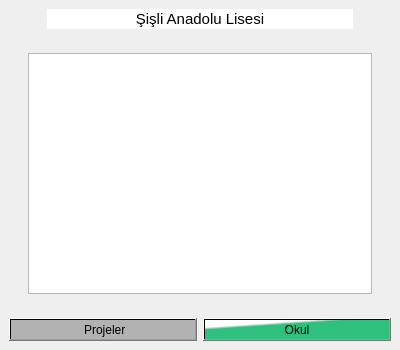
Before: the Qt Designer form okul.ui in Sisli-Anadolu-Lisesi-Yazilim-Grubu/tubitak-sal-android, drawn with Qt 5.
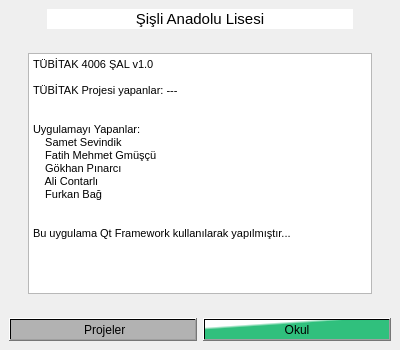
After: the same form once the commit is applied. Icons and pictures are not drawn.

Diff of the .ui file:
```diff
--- a/okul.ui
+++ b/okul.ui
@@ -111,7 +111,28 @@
        </spacer>
       </item>
       <item>
-       <widget class="QTextBrowser" name="textBrowser"/>
+       <widget class="QTextBrowser" name="textBrowser">
+        <property name="html">
+         <string>&lt;!DOCTYPE HTML PUBLIC &quot;-//W3C//DTD HTML 4.0//EN&quot; &quot;http://www.w3.org/TR/REC-html40/strict.dtd&quot;&gt;
+&lt;html&gt;&lt;head&gt;&lt;meta name=&quot;qrichtext&quot; content=&quot;1&quot; /&gt;&lt;style type=&quot;text/css&quot;&gt;
+p, li { white-space: pre-wrap; }
+&lt;/style&gt;&lt;/head&gt;&lt;body style=&quot; font-family:'MS Shell Dlg 2'; font-size:8.25pt; font-weight:400; font-style:normal;&quot;&gt;
+&lt;p style=&quot; margin-top:0px; margin-bottom:0px; margin-left:0px; margin-right:0px; -qt-block-indent:0; text-indent:0px;&quot;&gt;TÜBİTAK 4006 ŞAL v1.0&lt;/p&gt;
+&lt;p style=&quot;-qt-paragraph-type:empty; margin-top:0px; margin-bottom:0px; margin-left:0px; margin-right:0px; -qt-block-indent:0; text-indent:0px;&quot;&gt;&lt;br /&gt;&lt;/p&gt;
+&lt;p style=&quot; margin-top:0px; margin-bottom:0px; margin-left:0px; margin-right:0px; -qt-block-indent:0; text-indent:0px;&quot;&gt;TÜBİTAK Projesi yapanlar: ---&lt;/p&gt;
+&lt;p style=&quot;-qt-paragraph-type:empty; margin-top:0px; margin-bottom:0px; margin-left:0px; margin-right:0px; -qt-block-indent:0; text-indent:0px;&quot;&gt;&lt;br /&gt;&lt;/p&gt;
+&lt;p style=&quot;-qt-paragraph-type:empty; margin-top:0px; margin-bottom:0px; margin-left:0px; margin-right:0px; -qt-block-indent:0; text-indent:0px;&quot;&gt;&lt;br /&gt;&lt;/p&gt;
+&lt;p style=&quot; margin-top:0px; margin-bottom:0px; margin-left:0px; margin-right:0px; -qt-block-indent:0; text-indent:0px;&quot;&gt;Uygulamayı Yapanlar:&lt;/p&gt;
+&lt;p style=&quot; margin-top:0px; margin-bottom:0px; margin-left:0px; margin-right:0px; -qt-block-indent:0; text-indent:0px;&quot;&gt;    Samet Sevindik &lt;/p&gt;
+&lt;p style=&quot; margin-top:0px; margin-bottom:0px; margin-left:0px; margin-right:0px; -qt-block-indent:0; text-indent:0px;&quot;&gt;    Fatih Mehmet Gmüşçü&lt;/p&gt;
+&lt;p style=&quot; margin-top:0px; margin-bottom:0px; margin-left:0px; margin-right:0px; -qt-block-indent:0; text-indent:0px;&quot;&gt;    Gökhan Pınarcı&lt;/p&gt;
+&lt;p style=&quot; margin-top:0px; margin-bottom:0px; margin-left:0px; margin-right:0px; -qt-block-indent:0; text-indent:0px;&quot;&gt;    Ali Contarlı&lt;/p&gt;
+&lt;p style=&quot; margin-top:0px; margin-bottom:0px; margin-left:0px; margin-right:0px; -qt-block-indent:0; text-indent:0px;&quot;&gt;    Furkan Bağ&lt;/p&gt;
+&lt;p style=&quot;-qt-paragraph-type:empty; margin-top:0px; margin-bottom:0px; margin-left:0px; margin-right:0px; -qt-block-indent:0; text-indent:0px;&quot;&gt;&lt;br /&gt;&lt;/p&gt;
+&lt;p style=&quot;-qt-paragraph-type:empty; margin-top:0px; margin-bottom:0px; margin-left:0px; margin-right:0px; -qt-block-indent:0; text-indent:0px;&quot;&gt;&lt;br /&gt;&lt;/p&gt;
+&lt;p style=&quot; margin-top:0px; margin-bottom:0px; margin-left:0px; margin-right:0px; -qt-block-indent:0; text-indent:0px;&quot;&gt;Bu uygulama Qt Framework kullanılarak yapılmıştır...&lt;/p&gt;&lt;/body&gt;&lt;/html&gt;</string>
+        </property>
+       </widget>
       </item>
       <item>
        <spacer name="horizontalSpacer_2">
```
